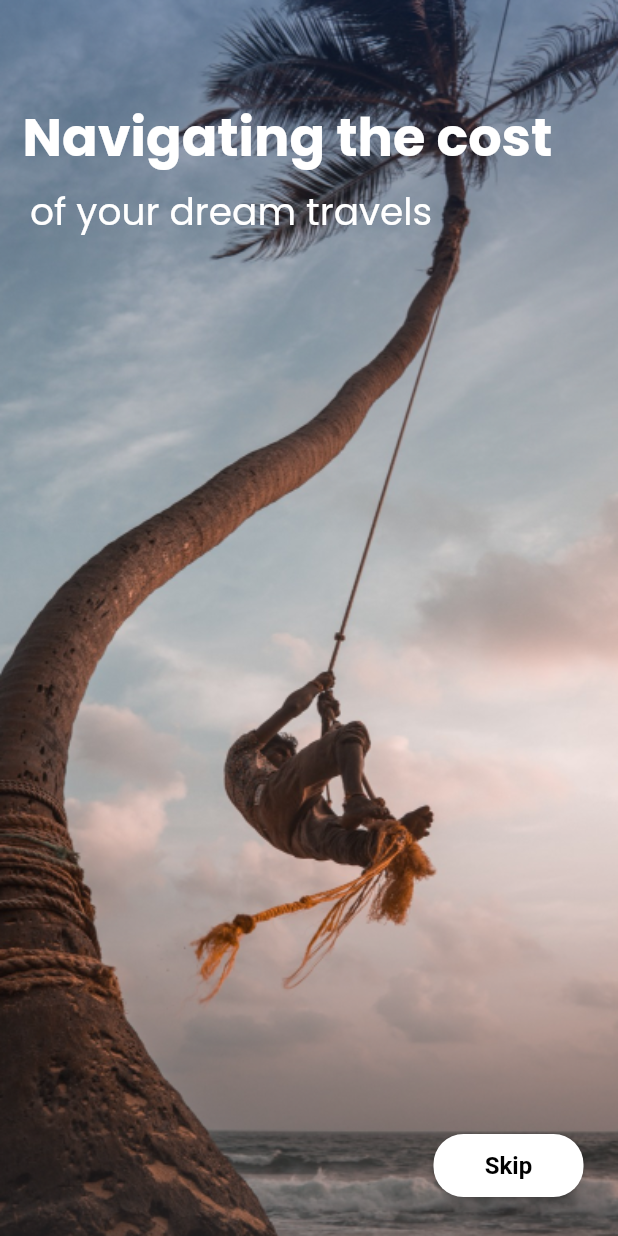
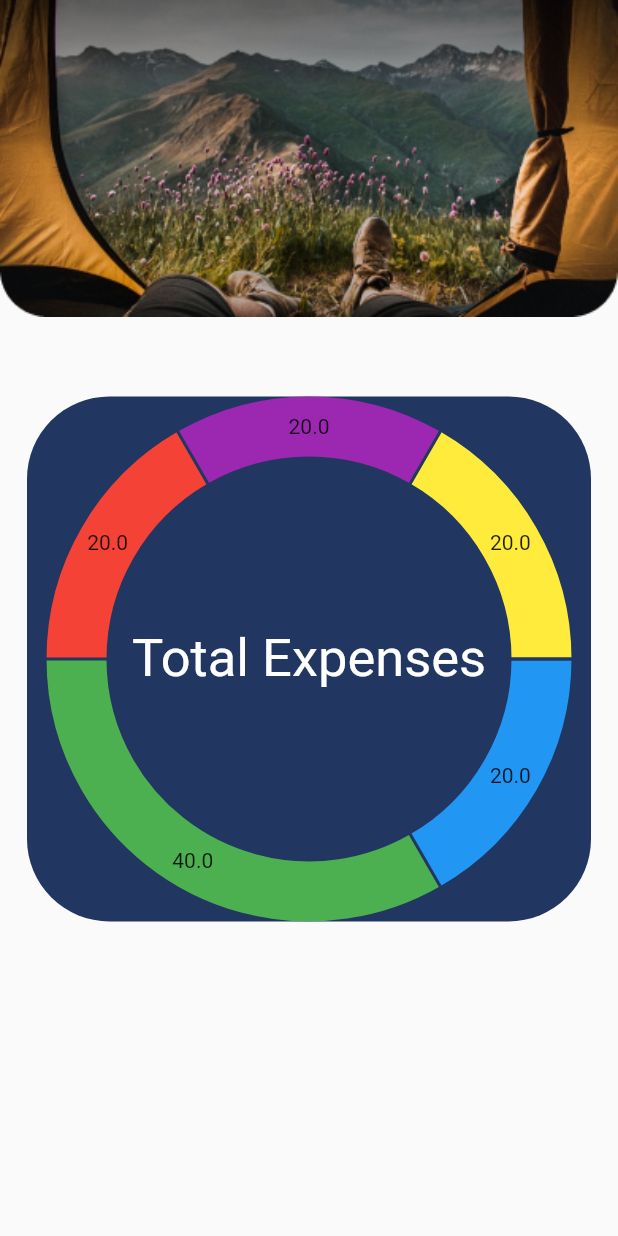
Before and after one commit to YashasHewage/TripWallet, a Flutter app: the screen it shows after launch, on a phone screen of 412 x 824 dp. Run offline on Flutter 3.47's test engine with Material 2 defaults, Android fonts, the light colour scheme and no system bars; drawn by our look-alikes of fl_chart; our stand-ins replace google_fonts.

Commit message:
pie chart

```diff
--- /dev/null
+++ b/app/lib/components/pie_chart.dart
@@ -0,0 +1,57 @@
+// ignore_for_file: use_key_in_widget_constructors, prefer_const_constructors
+
+import 'package:fl_chart/fl_chart.dart';
+import 'package:flutter/material.dart';
+
+class MyPieChart extends StatelessWidget {
+  const MyPieChart({Key? key});
+
+  @override
+  Widget build(BuildContext context) {
+    return Container(
+      width: 500,
+      height: 350,
+      decoration: BoxDecoration(
+        color: Color(0xFF213660),
+        borderRadius: BorderRadius.circular(55),
+      ),
+      child: Stack(alignment: Alignment.center,
+        children: [
+          Text('Total Expenses',style: TextStyle(color: Colors.white,fontSize:35),),
+          PieChart(
+            PieChartData(
+              sections: [
+                //1 item
+                PieChartSectionData(
+                  value: 20,
+                  color: Colors.blue,
+                ),
+                //2 item
+                PieChartSectionData(
+                  value: 40,
+                  color: Colors.green,
+                ),
+                //3 item
+                PieChartSectionData(
+                  value: 20,
+                  color: Colors.red,
+                ),
+                //4 item
+                PieChartSectionData(
+                  value: 20,
+                  color: Colors.purple,
+                ),
+                //5 item
+                PieChartSectionData(
+                  value: 20,
+                  color: Colors.yellow,
+                ),
+              ],
+            ),
+            swapAnimationDuration: Duration(milliseconds: 750),
+          ),
+        ],
+      ),
+    );
+  }
+}
--- a/app/lib/main.dart
+++ b/app/lib/main.dart
@@ -1,5 +1,7 @@
 // ignore_for_file: prefer_const_constructors
 
+import 'package:app/components/pie_chart.dart';
+import 'package:app/pages/expenses_page.dart';
 import 'package:app/pages/home_page.dart';
 import 'package:flutter/material.dart';
 
@@ -15,7 +17,7 @@ class MyApp extends StatelessWidget {
   Widget build(BuildContext context) {
     return MaterialApp(
       debugShowCheckedModeBanner: false,
-      home: HomePage(),
+      home:Expenses(),
     );
   }
 }
--- a/app/lib/pages/expenses_page.dart
+++ b/app/lib/pages/expenses_page.dart
@@ -0,0 +1,37 @@
+// ignore_for_file: prefer_const_constructors, prefer_const_literals_to_create_immutables, avoid_unnecessary_containers
+
+import 'package:app/components/pie_chart.dart';
+import 'package:flutter/material.dart';
+
+class Expenses extends StatefulWidget {
+  const Expenses({super.key});
+
+  @override
+  State<Expenses> createState() => _ExpensesState();
+}
+
+class _ExpensesState extends State<Expenses> {
+  @override
+  Widget build(BuildContext context) {
+    return Scaffold(
+      body: Column(
+        children: [
+          //image
+          Container(
+            child: Image.asset(
+              'assets/expens.png',
+              fit: BoxFit.cover,
+              width: 1500,
+            ),
+          ),
+          SizedBox(height: 35),
+          //pie chart
+          Padding(
+            padding: const EdgeInsets.all(18.0),
+            child: MyPieChart(),
+          ),
+        ],
+      ),
+    );
+  }
+}
--- a/app/pubspec.yaml
+++ b/app/pubspec.yaml
@@ -36,6 +36,7 @@ dependencies:
   # Use with the CupertinoIcons class for iOS style icons.
   cupertino_icons: ^1.0.2
   google_fonts: 6.1.0
+  fl_chart: ^0.64.0
 
 dev_dependencies:
   flutter_test:
```
Also changed, not shown: app/assets/expens.png (added), app/pubspec.lock.
